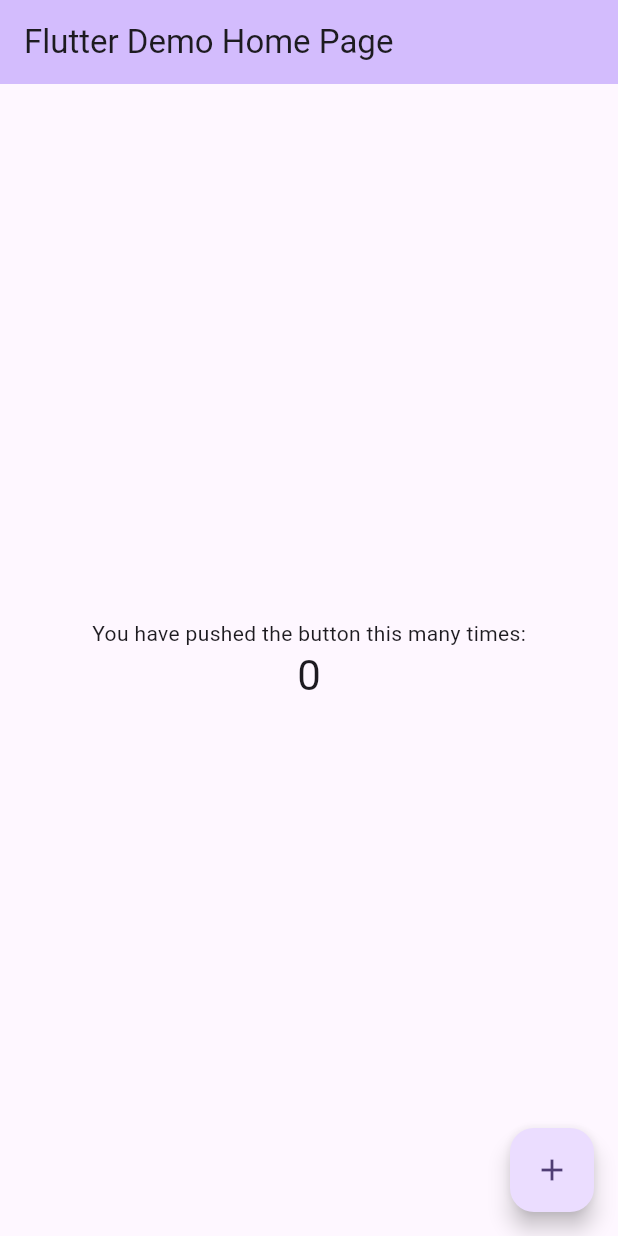
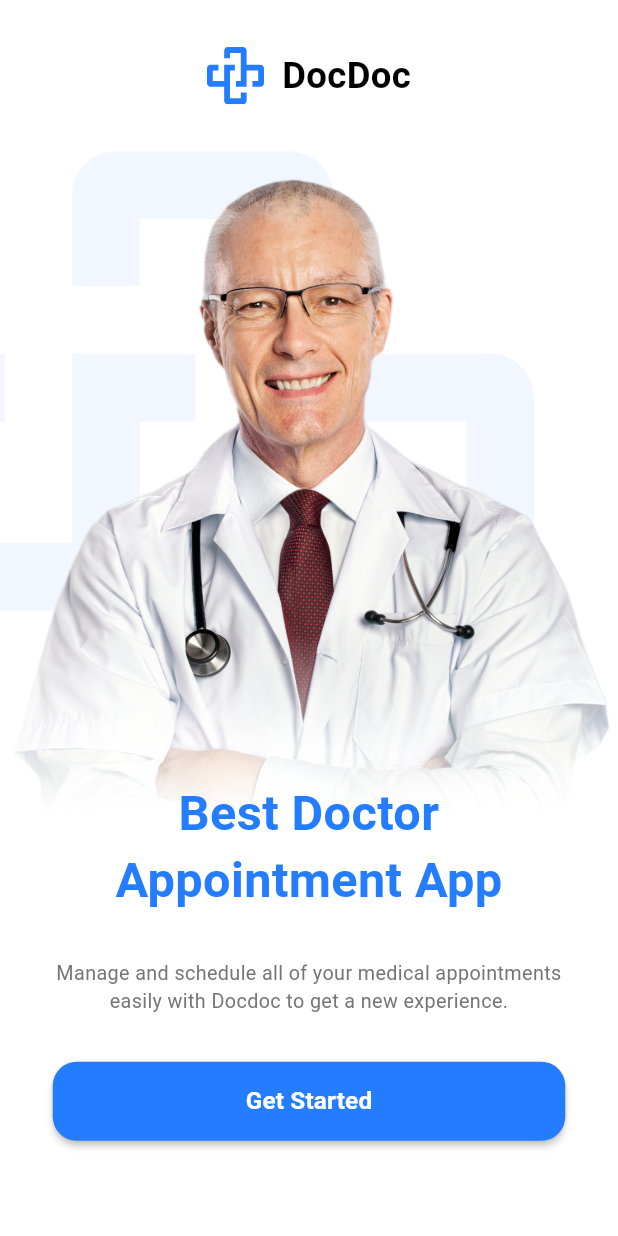
Before and after one commit to MoStAfAmAhMoUdAbDo/advanced-project-, a Flutter app: the screen it shows after launch, on a phone screen of 412 x 824 dp. Run offline on Flutter 3.47's test engine with Material 3 defaults, Android fonts, the phone set to English and light mode, and no system bars; our stand-ins replace flutter_screenutil, flutter_svg.

Commit message:
on boarding screen

```diff
--- /dev/null
+++ b/lib/core/helpers/extenions.dart
@@ -0,0 +1,21 @@
+import 'package:flutter/material.dart';
+import 'package:flutter/widgets.dart';
+
+extension Navigation on BuildContext {
+  Future<dynamic> pushNamed(String routeName, {Object? arguments}) {
+    return Navigator.of(this).pushNamed(routeName, arguments: arguments);
+  }
+
+  Future<dynamic> pushReplacementNamed(String routeName, {Object? arguments}) {
+    return Navigator.of(this)
+        .pushReplacementNamed(routeName, arguments: arguments);
+  }
+
+  Future<dynamic> pushNamedAndRemoveUntil(String routeName,
+      {Object? arguments, required RoutePredicate predicate}) {
+    return Navigator.of(this)
+        .pushNamedAndRemoveUntil(routeName, predicate, arguments: arguments);
+  }
+
+  void pop() => Navigator.of(this).pop();
+}
--- /dev/null
+++ b/lib/core/routing/app_router.dart
@@ -0,0 +1,24 @@
+// ignore_for_file: constant_pattern_never_matches_value_type
+
+import 'package:flutter/material.dart';
+import 'package:new_corse_project/core/routing/routes.dart';
+import 'package:new_corse_project/features/auth/ui/screens/login_screen.dart';
+import 'package:new_corse_project/features/onboarding/screens/onboarding.dart';
+
+class AppRouter {
+  Route generateRoute(RouteSettings settings) {
+    switch (settings.name) {
+      case Routes.onBordingScreen:
+        return MaterialPageRoute(builder: (_) => const OnBoardingScreen());
+      case Routes.loginScreen:
+        return MaterialPageRoute(builder: (_) => const LoginScreen());
+      default:
+        return MaterialPageRoute(
+            builder: (_) => Scaffold(
+                  body: Center(
+                    child: Text("No route defined for ${settings.name}"),
+                  ),
+                ));
+    }
+  }
+}
--- /dev/null
+++ b/lib/core/routing/routes.dart
@@ -0,0 +1,4 @@
+class Routes {
+  static const String onBordingScreen = "/onBordingScreen";
+  static const String loginScreen = "/loginScreen";
+}
--- /dev/null
+++ b/lib/core/themes/app_colors.dart
@@ -0,0 +1,6 @@
+import 'package:flutter/material.dart';
+
+class AppColors {
+  static const Color myBlue = Color(0xFF247CFF);
+  static const Color myGrey = Color(0xFF757575);
+}
--- /dev/null
+++ b/lib/core/themes/app_strings.dart
@@ -0,0 +1,7 @@
+class AppStrings {
+  static String appTitle = "DocDoc";
+  static String bestDoctorAppointmentApp = "Best Doctor\nAppointment App";
+  static String manageScheduleMedicalAppointmentsEasily =
+      "Manage and schedule all of your medical appointments easily with Docdoc to get a new experience.";
+  static String getStarted = "Get Started";
+}
--- /dev/null
+++ b/lib/core/themes/custom_text_style.dart
@@ -0,0 +1,16 @@
+import 'package:flutter/material.dart';
+import 'package:flutter_screenutil/flutter_screenutil.dart';
+import 'package:new_corse_project/core/themes/app_colors.dart';
+
+class CustomTextStyle {
+  static TextStyle font24Black700w = TextStyle(
+      fontSize: 24.sp, fontWeight: FontWeight.w700, color: Colors.black);
+  static TextStyle font32BlueBold = TextStyle(
+      fontSize: 32.sp, fontWeight: FontWeight.bold, color: AppColors.myBlue);
+
+  static TextStyle font13grey400w = TextStyle(
+      fontSize: 13.sp, fontWeight: FontWeight.w400, color: AppColors.myGrey);
+
+  static TextStyle font16white600w = TextStyle(
+      fontSize: 16.sp, fontWeight: FontWeight.w600, color: Colors.white);
+}
--- /dev/null
+++ b/lib/core/themes/my_assets.dart
@@ -0,0 +1,15 @@
+class Assets {
+  Assets._();
+
+  /// Assets for assetsImagesDocdocLogo
+  /// assets/images/docdoc_logo.svg
+  static const String assetsImagesDocdocLogo = "assets/images/docdoc_logo.svg";
+
+  /// Assets for assetsImagesDocdocLogoLowOpasity
+  /// assets/images/docdoc_logo_low_opasity.svg
+  static const String assetsImagesDocdocLogoLowOpasity = "assets/images/docdoc_logo_low_opasity.svg";
+
+  /// Assets for assetsImagesOnboardingDoctor
+  /// assets/images/onboardingDoctor.png
+  static const String assetsImagesOnboardingDoctor = "assets/images/onboardingDoctor.png";
+}
--- /dev/null
+++ b/lib/doc_app.dart
@@ -0,0 +1,26 @@
+import 'package:flutter/material.dart';
+import 'package:new_corse_project/core/routing/app_router.dart';
+import 'package:flutter_screenutil/flutter_screenutil.dart';
+import 'package:new_corse_project/core/routing/routes.dart';
+import 'package:new_corse_project/core/themes/app_colors.dart';
+
+class DocApp extends StatelessWidget {
+  final AppRouter appRouter;
+  const DocApp({super.key, required this.appRouter});
+
+  @override
+  Widget build(BuildContext context) {
+    return ScreenUtilInit(
+        designSize: const Size(375, 812),
+        minTextAdapt: true,
+        child: MaterialApp(
+          debugShowCheckedModeBanner: false,
+          theme: ThemeData(
+            primaryColor: AppColors.myBlue,
+            scaffoldBackgroundColor: Colors.white,
+          ),
+          initialRoute: Routes.onBordingScreen,
+          onGenerateRoute: appRouter.generateRoute,
+        ));
+  }
+}
--- /dev/null
+++ b/lib/features/auth/ui/screens/login_screen.dart
@@ -0,0 +1,14 @@
+import 'package:flutter/material.dart';
+
+class LoginScreen extends StatelessWidget {
+  const LoginScreen({super.key});
+
+  @override
+  Widget build(BuildContext context) {
+    return const Scaffold(
+      body: Center(
+        child: Text("in login screen"),
+      ),
+    );
+  }
+}
--- /dev/null
+++ b/lib/features/onboarding/screens/onboarding.dart
@@ -0,0 +1,47 @@
+import 'package:flutter/material.dart';
+import 'package:flutter_screenutil/flutter_screenutil.dart';
+import 'package:new_corse_project/core/themes/app_strings.dart';
+import 'package:new_corse_project/core/themes/custom_text_style.dart';
+import 'package:new_corse_project/features/onboarding/widgets/doctor_image_and_text.dart';
+import 'package:new_corse_project/features/onboarding/widgets/get_start_btn.dart';
+
+import '../widgets/doc_logo_and_name.dart';
+
+class OnBoardingScreen extends StatelessWidget {
+  const OnBoardingScreen({super.key});
+
+  @override
+  Widget build(BuildContext context) {
+    return Scaffold(
+        body: SafeArea(
+      child: SingleChildScrollView(
+        child: Padding(
+          padding: EdgeInsets.only(top: 30.0.h, bottom: 30.h),
+          child: Column(
+            children: [
+              const DocLogoAndName(),
+              SizedBox(height: 30.h),
+              const DoctorImageAndText(),
+              Padding(
+                padding: EdgeInsets.symmetric(horizontal: 32.0.w),
+                child: Column(
+                  children: [
+                    Text(
+                      AppStrings.manageScheduleMedicalAppointmentsEasily,
+                      textAlign: TextAlign.center,
+                      style: CustomTextStyle.font13grey400w,
+                    ),
+                    SizedBox(
+                      height: 30.h,
+                    ),
+                    const GetStartesButton()
+                  ],
+                ),
+              )
+            ],
+          ),
+        ),
+      ),
+    ));
+  }
+}
--- /dev/null
+++ b/lib/features/onboarding/widgets/doc_logo_and_name.dart
@@ -0,0 +1,28 @@
+import 'package:flutter/material.dart';
+import 'package:flutter_screenutil/flutter_screenutil.dart';
+import 'package:flutter_svg/flutter_svg.dart';
+import 'package:new_corse_project/core/themes/custom_text_style.dart';
+import 'package:new_corse_project/core/themes/my_assets.dart';
+
+import '../../../core/themes/app_strings.dart';
+
+class DocLogoAndName extends StatelessWidget {
+  const DocLogoAndName({super.key});
+
+  @override
+  Widget build(BuildContext context) {
+    return Row(
+      mainAxisAlignment: MainAxisAlignment.center,
+      children: [
+        SvgPicture.asset(Assets.assetsImagesDocdocLogo),
+        SizedBox(
+          width: 10.w,
+        ),
+        Text(
+          AppStrings.appTitle,
+          style: CustomTextStyle.font24Black700w,
+        )
+      ],
+    );
+  }
+}
--- /dev/null
+++ b/lib/features/onboarding/widgets/doctor_image_and_text.dart
@@ -0,0 +1,37 @@
+import 'package:flutter/material.dart';
+import 'package:flutter_svg/flutter_svg.dart';
+import 'package:new_corse_project/core/themes/app_strings.dart';
+import 'package:new_corse_project/core/themes/custom_text_style.dart';
+import 'package:new_corse_project/core/themes/my_assets.dart';
+
+class DoctorImageAndText extends StatelessWidget {
+  const DoctorImageAndText({super.key});
+
+  @override
+  Widget build(BuildContext context) {
+    return Stack(
+      children: [
+        SvgPicture.asset(Assets.assetsImagesDocdocLogoLowOpasity),
+        Container(
+          foregroundDecoration: BoxDecoration(
+              gradient: LinearGradient(
+            colors: [Colors.white, Colors.white.withOpacity(0.0)],
+            begin: Alignment.bottomCenter,
+            end: Alignment.topCenter,
+            stops: [0.18, 0.4],
+          )),
+          child: Image.asset(Assets.assetsImagesOnboardingDoctor),
+        ),
+        Positioned(
+            bottom: 30,
+            right: 0,
+            left: 0,
+            child: Text(
+              AppStrings.bestDoctorAppointmentApp,
+              textAlign: TextAlign.center,
+              style: CustomTextStyle.font32BlueBold.copyWith(height: 1.4),
+            ))
+      ],
+    );
+  }
+}
--- /dev/null
+++ b/lib/features/onboarding/widgets/get_start_btn.dart
@@ -0,0 +1,25 @@
+import 'package:flutter/material.dart';
+import 'package:flutter_screenutil/flutter_screenutil.dart';
+import 'package:new_corse_project/core/themes/app_colors.dart';
+import 'package:new_corse_project/core/themes/app_strings.dart';
+import 'package:new_corse_project/core/themes/custom_text_style.dart';
+
+class GetStartesButton extends StatelessWidget {
+  const GetStartesButton({super.key});
+
+  @override
+  Widget build(BuildContext context) {
+    return MaterialButton(
+      onPressed: () {},
+      minWidth: double.infinity,
+      height: 52.h,
+      color: AppColors.myBlue,
+      shape: RoundedRectangleBorder(borderRadius: BorderRadius.circular(16)),
+      child: Text(
+        AppStrings.getStarted,
+        textAlign: TextAlign.center,
+        style: CustomTextStyle.font16white600w,
+      ),
+    );
+  }
+}
--- a/lib/main.dart
+++ b/lib/main.dart
@@ -1,125 +1,9 @@
 import 'package:flutter/material.dart';
+import 'package:new_corse_project/core/routing/app_router.dart';
+import 'package:new_corse_project/doc_app.dart';
 
 void main() {
-  runApp(const MyApp());
+  runApp(DocApp(
+    appRouter: AppRouter(),
+  ));
 }
-
-class MyApp extends StatelessWidget {
-  const MyApp({super.key});
-
-  // This widget is the root of your application.
-  @override
-  Widget build(BuildContext context) {
-    return MaterialApp(
-      title: 'Flutter Demo',
-      theme: ThemeData(
-        // This is the theme of your application.
-        //
-        // TRY THIS: Try running your application with "flutter run". You'll see
-        // the application has a purple toolbar. Then, without quitting the app,
-        // try changing the seedColor in the colorScheme below to Colors.green
-        // and then invoke "hot reload" (save your changes or press the "hot
-        // reload" button in a Flutter-supported IDE, or press "r" if you used
-        // the command line to start the app).
-        //
-        // Notice that the counter didn't reset back to zero; the application
-        // state is not lost during the reload. To reset the state, use hot
-        // restart instead.
-        //
-        // This works for code too, not just values: Most code changes can be
-        // tested with just a hot reload.
-        colorScheme: ColorScheme.fromSeed(seedColor: Colors.deepPurple),
-        useMaterial3: true,
-      ),
-      home: const MyHomePage(title: 'Flutter Demo Home Page'),
-    );
-  }
-}
-
-class MyHomePage extends StatefulWidget {
-  const MyHomePage({super.key, required this.title});
-
-  // This widget is the home page of your application. It is stateful, meaning
-  // that it has a State object (defined below) that contains fields that affect
-  // how it looks.
-
-  // This class is the configuration for the state. It holds the values (in this
-  // case the title) provided by the parent (in this case the App widget) and
-  // used by the build method of the State. Fields in a Widget subclass are
-  // always marked "final".
-
-  final String title;
-
-  @override
-  State<MyHomePage> createState() => _MyHomePageState();
-}
-
-class _MyHomePageState extends State<MyHomePage> {
-  int _counter = 0;
-
-  void _incrementCounter() {
-    setState(() {
-      // This call to setState tells the Flutter framework that something has
-      // changed in this State, which causes it to rerun the build method below
-      // so that the display can reflect the updated values. If we changed
-      // _counter without calling setState(), then the build method would not be
-      // called again, and so nothing would appear to happen.
-      _counter++;
-    });
-  }
-
-  @override
-  Widget build(BuildContext context) {
-    // This method is rerun every time setState is called, for instance as done
-    // by the _incrementCounter method above.
-    //
-    // The Flutter framework has been optimized to make rerunning build methods
-    // fast, so that you can just rebuild anything that needs updating rather
-    // than having to individually change instances of widgets.
-    return Scaffold(
-      appBar: AppBar(
-        // TRY THIS: Try changing the color here to a specific color (to
-        // Colors.amber, perhaps?) and trigger a hot reload to see the AppBar
-        // change color while the other colors stay the same.
-        backgroundColor: Theme.of(context).colorScheme.inversePrimary,
-        // Here we take the value from the MyHomePage object that was created by
-        // the App.build method, and use it to set our appbar title.
-        title: Text(widget.title),
-      ),
-      body: Center(
-        // Center is a layout widget. It takes a single child and positions it
-        // in the middle of the parent.
-        child: Column(
-          // Column is also a layout widget. It takes a list of children and
-          // arranges them vertically. By default, it sizes itself to fit its
-          // children horizontally, and tries to be as tall as its parent.
-          //
-          // Column has various properties to control how it sizes itself and
-          // how it positions its children. Here we use mainAxisAlignment to
-          // center the children vertically; the main axis here is the vertical
-          // axis because Columns are vertical (the cross axis would be
-          // horizontal).
-          //
-          // TRY THIS: Invoke "debug painting" (choose the "Toggle Debug Paint"
-          // action in the IDE, or press "p" in the console), to see the
-          // wireframe for each widget.
-          mainAxisAlignment: MainAxisAlignment.center,
-          children: <Widget>[
-            const Text(
-              'You have pushed the button this many times:',
-            ),
-            Text(
-              '$_counter',
-              style: Theme.of(context).textTheme.headlineMedium,
-            ),
-          ],
-        ),
-      ),
-      floatingActionButton: FloatingActionButton(
-        onPressed: _incrementCounter,
-        tooltip: 'Increment',
-        child: const Icon(Icons.add),
-      ), // This trailing comma makes auto-formatting nicer for build methods.
-    );
-  }
-}
```
Also changed, not shown: pubspec.yaml (+10 -3 lines), assets/images/docdoc_logo.svg (added), assets/images/docdoc_logo_low_opasity.svg (added), assets/images/onboardingDoctor.png (added), pubspec.lock, 2 other files.
